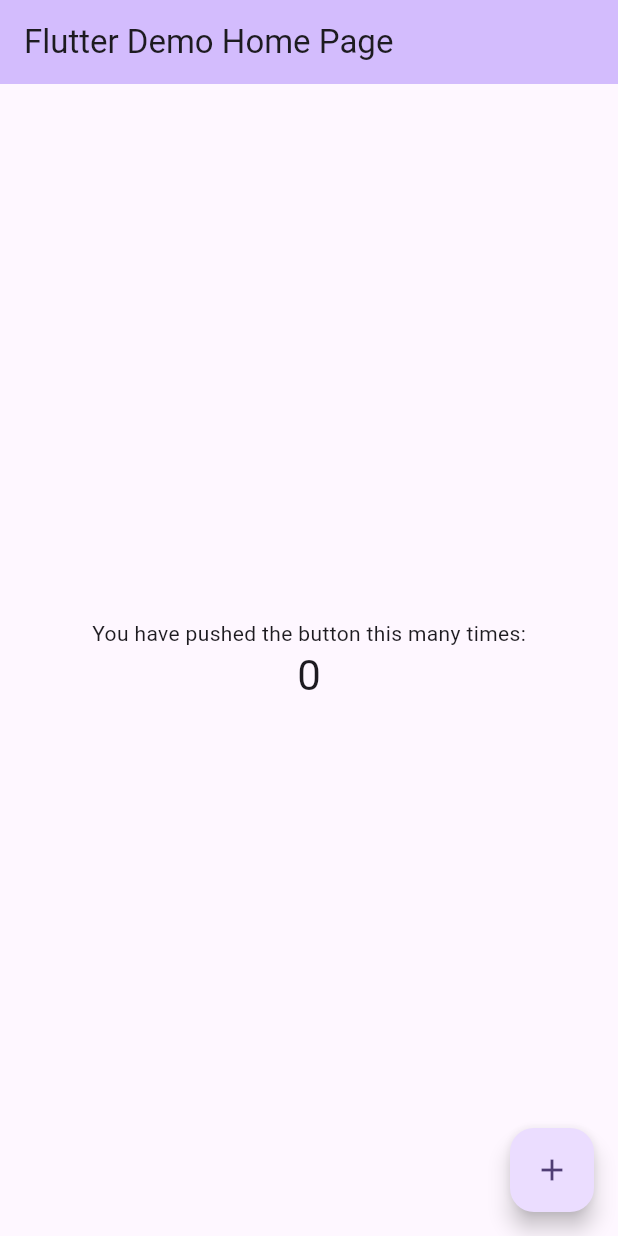
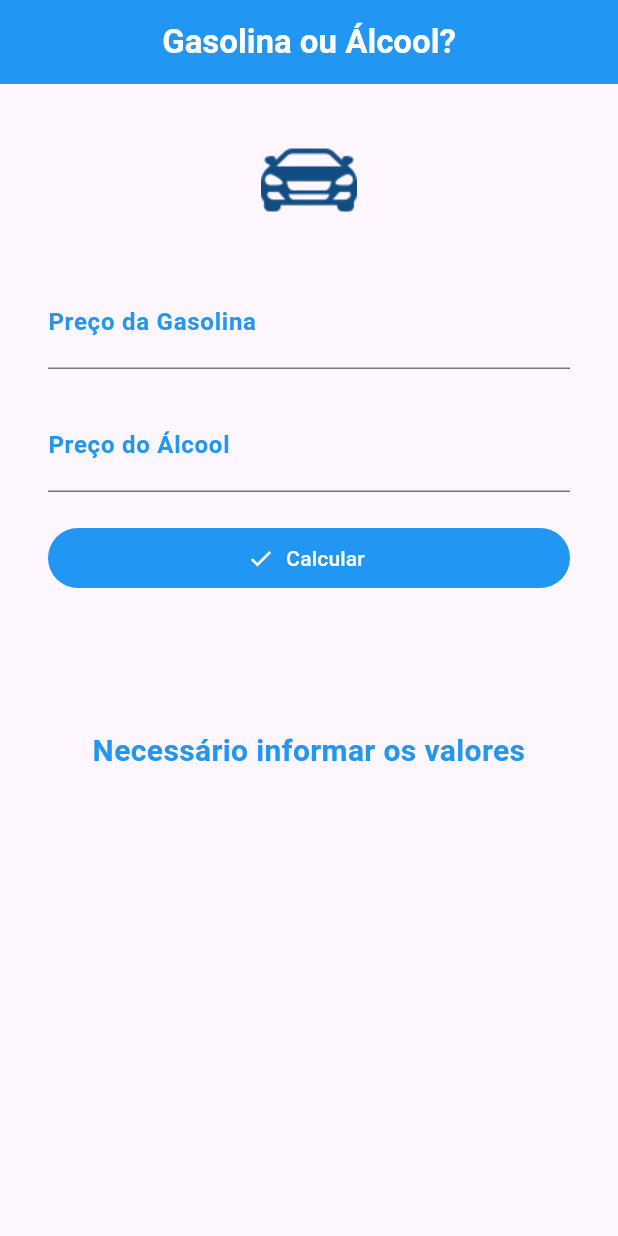
Before and after one commit to thibaraujo/gasolina-ou-alcool, a Flutter app: the screen it shows after launch, on a phone screen of 412 x 824 dp. Run offline on Flutter 3.47's test engine with Material 3 defaults, Android fonts, the phone set to English and light mode, and no system bars.

Commit message:
feat: version 1

```diff
--- /dev/null
+++ b/lib/campo_texto.dart
@@ -0,0 +1,139 @@
+import 'package:flutter/material.dart';
+
+class CampoTexto extends StatefulWidget {
+  const CampoTexto({Key? key}) : super(key: key);
+
+  @override
+  _CampoTextoState createState() => _CampoTextoState();
+}
+
+// função para adaptar virgula
+double convertToDouble(String value) {
+  if (value.isEmpty) {
+    return 0.0;
+  }
+  return double.parse(value.replaceAll(',', '.'));
+}
+
+String calculo(String gasolina, String alcool) {
+  double precoGasolina = convertToDouble(gasolina);
+  double precoAlcool = convertToDouble(alcool);
+  double resultado = precoAlcool / precoGasolina;
+
+  if (resultado >= 0.7) {
+    return 'Gasolina';
+  } else {
+    return 'Álcool';
+  }
+}
+
+class _CampoTextoState extends State<CampoTexto> {
+
+  TextEditingController _controllerAlcool = TextEditingController();
+  TextEditingController _controllerGasolina = TextEditingController();
+
+  String _resultado = 'Necessário informar os valores';
+
+  @override
+  Widget build(BuildContext context) {
+    return Scaffold(
+      appBar: AppBar(
+        backgroundColor: Colors.blue,
+        title: const Text(
+          'Gasolina ou Álcool?',
+          style: TextStyle(
+            color: Colors.white,
+            fontWeight: FontWeight.bold,
+          ),
+        ),
+        centerTitle: true,
+      ),
+      body: Container(
+        child: SingleChildScrollView(
+          padding: const EdgeInsets.all(32),
+          child: Column(
+            children: <Widget>[
+              Padding(
+                padding: const EdgeInsets.only(bottom: 32),
+                child: Image.asset(
+                  'images/car.png',
+                  fit: BoxFit.cover,
+                ),
+              ),
+              Padding(
+                padding: EdgeInsets.only(bottom: 32),
+                child: Column(
+                  crossAxisAlignment: CrossAxisAlignment.stretch,
+                  children: <Widget>[
+                    TextField(
+                      keyboardType: TextInputType.number,
+                      decoration: const InputDecoration(
+                        labelText: 'Preço da Gasolina',
+                        labelStyle: TextStyle(
+                          color: Colors.blue,
+                          fontWeight: FontWeight.bold,
+                        ),
+                      ),
+                      style: const TextStyle(
+                        color: Colors.blue,
+                        fontSize: 20,
+                      ),
+                      controller: _controllerGasolina,
+                    ),
+                    const SizedBox(height: 20),
+                    TextField(
+                      keyboardType: TextInputType.number,
+                      decoration: const InputDecoration(
+                        labelText: 'Preço do Álcool',
+                        labelStyle: TextStyle(
+                          color: Colors.blue,
+                          fontWeight: FontWeight.bold,
+                        ),
+                      ),
+                      style: const TextStyle(
+                        color: Colors.blue,
+                        fontSize: 20,
+                      ),
+                      controller: _controllerAlcool,
+                    ),
+                    Padding(
+                      padding: const EdgeInsets.only(top: 20),
+                      child: TextButton.icon(
+                          onPressed: () => {
+                            FocusScope.of(context).unfocus(),
+                            setState(() {
+                              _resultado = calculo(_controllerGasolina.text, _controllerAlcool.text);
+                            })
+                          },
+                          icon: const Icon(
+                            Icons.check,
+                            color: Colors.white,
+                          ),
+                          label: const Text('Calcular'),
+                          style: TextButton.styleFrom(
+                            foregroundColor: Colors.white,
+                            backgroundColor: Colors.blue,
+                          ),
+                      ),
+                    ),
+                    Padding(padding: const EdgeInsets.only(top: 90),
+                      child: Text(
+                        _resultado,
+                        textAlign: TextAlign.center,
+                        style: const TextStyle(
+                          color: Colors.blue,
+                          fontSize: 20,
+                          fontWeight: FontWeight.bold,
+                        ),
+                      ),
+                    ),
+                  ],
+                ),
+              ),
+            ],
+          ),
+        )
+      )
+    );
+  }
+}
--- a/lib/main.dart
+++ b/lib/main.dart
@@ -1,125 +1,9 @@
 import 'package:flutter/material.dart';
+import 'package:gasolina_alcool/campo_texto.dart';
 
 void main() {
-  runApp(const MyApp());
+  runApp(const MaterialApp(
+    home: CampoTexto(),
+    debugShowCheckedModeBanner: false,
+  ));
 }
-
-class MyApp extends StatelessWidget {
-  const MyApp({super.key});
-
-  // This widget is the root of your application.
-  @override
-  Widget build(BuildContext context) {
-    return MaterialApp(
-      title: 'Flutter Demo',
-      theme: ThemeData(
-        // This is the theme of your application.
-        //
-        // TRY THIS: Try running your application with "flutter run". You'll see
-        // the application has a purple toolbar. Then, without quitting the app,
-        // try changing the seedColor in the colorScheme below to Colors.green
-        // and then invoke "hot reload" (save your changes or press the "hot
-        // reload" button in a Flutter-supported IDE, or press "r" if you used
-        // the command line to start the app).
-        //
-        // Notice that the counter didn't reset back to zero; the application
-        // state is not lost during the reload. To reset the state, use hot
-        // restart instead.
-        //
-        // This works for code too, not just values: Most code changes can be
-        // tested with just a hot reload.
-        colorScheme: ColorScheme.fromSeed(seedColor: Colors.deepPurple),
-        useMaterial3: true,
-      ),
-      home: const MyHomePage(title: 'Flutter Demo Home Page'),
-    );
-  }
-}
-
-class MyHomePage extends StatefulWidget {
-  const MyHomePage({super.key, required this.title});
-
-  // This widget is the home page of your application. It is stateful, meaning
-  // that it has a State object (defined below) that contains fields that affect
-  // how it looks.
-
-  // This class is the configuration for the state. It holds the values (in this
-  // case the title) provided by the parent (in this case the App widget) and
-  // used by the build method of the State. Fields in a Widget subclass are
-  // always marked "final".
-
-  final String title;
-
-  @override
-  State<MyHomePage> createState() => _MyHomePageState();
-}
-
-class _MyHomePageState extends State<MyHomePage> {
-  int _counter = 0;
-
-  void _incrementCounter() {
-    setState(() {
-      // This call to setState tells the Flutter framework that something has
-      // changed in this State, which causes it to rerun the build method below
-      // so that the display can reflect the updated values. If we changed
-      // _counter without calling setState(), then the build method would not be
-      // called again, and so nothing would appear to happen.
-      _counter++;
-    });
-  }
-
-  @override
-  Widget build(BuildContext context) {
-    // This method is rerun every time setState is called, for instance as done
-    // by the _incrementCounter method above.
-    //
-    // The Flutter framework has been optimized to make rerunning build methods
-    // fast, so that you can just rebuild anything that needs updating rather
-    // than having to individually change instances of widgets.
-    return Scaffold(
-      appBar: AppBar(
-        // TRY THIS: Try changing the color here to a specific color (to
-        // Colors.amber, perhaps?) and trigger a hot reload to see the AppBar
-        // change color while the other colors stay the same.
-        backgroundColor: Theme.of(context).colorScheme.inversePrimary,
-        // Here we take the value from the MyHomePage object that was created by
-        // the App.build method, and use it to set our appbar title.
-        title: Text(widget.title),
-      ),
-      body: Center(
-        // Center is a layout widget. It takes a single child and positions it
-        // in the middle of the parent.
-        child: Column(
-          // Column is also a layout widget. It takes a list of children and
-          // arranges them vertically. By default, it sizes itself to fit its
-          // children horizontally, and tries to be as tall as its parent.
-          //
-          // Column has various properties to control how it sizes itself and
-          // how it positions its children. Here we use mainAxisAlignment to
-          // center the children vertically; the main axis here is the vertical
-          // axis because Columns are vertical (the cross axis would be
-          // horizontal).
-          //
-          // TRY THIS: Invoke "debug painting" (choose the "Toggle Debug Paint"
-          // action in the IDE, or press "p" in the console), to see the
-          // wireframe for each widget.
-          mainAxisAlignment: MainAxisAlignment.center,
-          children: <Widget>[
-            const Text(
-              'You have pushed the button this many times:',
-            ),
-            Text(
-              '$_counter',
-              style: Theme.of(context).textTheme.headlineMedium,
-            ),
-          ],
-        ),
-      ),
-      floatingActionButton: FloatingActionButton(
-        onPressed: _incrementCounter,
-        tooltip: 'Increment',
-        child: const Icon(Icons.add),
-      ), // This trailing comma makes auto-formatting nicer for build methods.
-    );
-  }
-}
--- a/pubspec.yaml
+++ b/pubspec.yaml
@@ -62,6 +62,8 @@ flutter:
   #   - images/a_dot_burr.jpeg
   #   - images/a_dot_ham.jpeg
 
+  assets:
+  - images/car.png
   # An image asset can refer to one or more resolution-specific "variants", see
   # https://flutter.dev/to/resolution-aware-images
 
```
Also changed, not shown: images/car.png (added).
